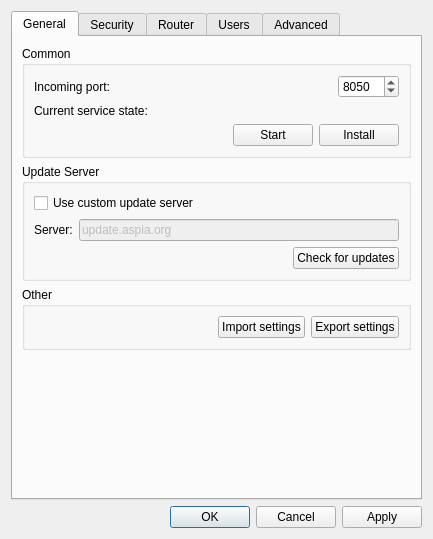
Old version of the form source/host/ui/config_dialog.ui in the repository dchapyshev/aspia.
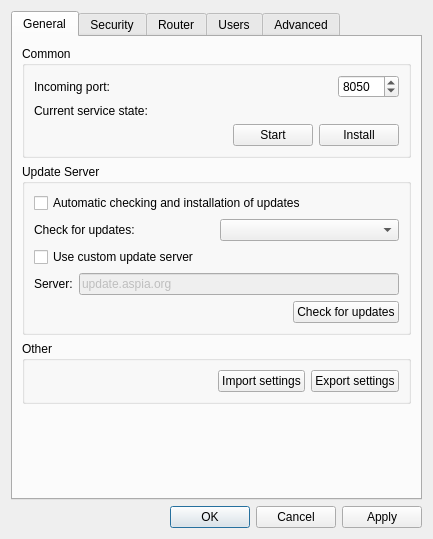
New version of the form. Icons and pictures are not drawn.

Commit message: Partially implement auto updating.

```diff
--- a/source/host/ui/config_dialog.ui
+++ b/source/host/ui/config_dialog.ui
@@ -114,6 +114,27 @@
           <string>Update Server</string>
          </property>
          <layout class="QVBoxLayout" name="verticalLayout_6">
+          <item>
+           <widget class="QCheckBox" name="checkbox_auto_update">
+            <property name="text">
+             <string>Automatic checking and installation of updates</string>
+            </property>
+           </widget>
+          </item>
+          <item>
+           <layout class="QHBoxLayout" name="horizontalLayout_9">
+            <item>
+             <widget class="QLabel" name="label_update_check_freq">
+              <property name="text">
+               <string>Check for updates:</string>
+              </property>
+             </widget>
+            </item>
+            <item>
+             <widget class="QComboBox" name="combobox_update_check_freq"/>
+            </item>
+           </layout>
+          </item>
           <item>
            <widget class="QCheckBox" name="checkbox_use_custom_server">
             <property name="text">
```
Left out of the diff: 2 changed lines with no effect on the pictures. The commit also changes 29 other files.
